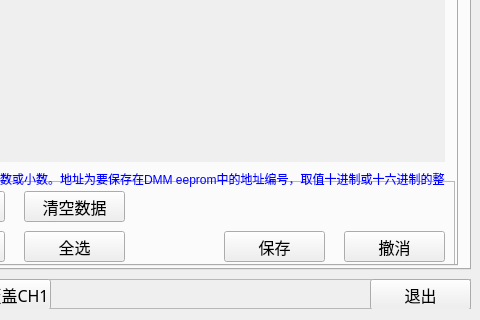
The window that voldataconfig.ui (huyanzhao/verify) describes before a commit, drawn with Qt 5; both pictures show x 250 to 730 and y 231 to 551 of the 730 by 551 pixel window.
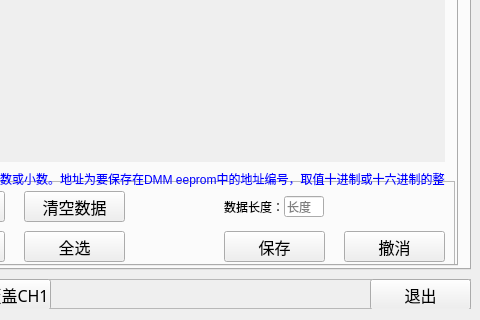
The same window after the commit. The open tabs and pages were chosen to show the change. Icons and pictures are not drawn.

Diff of the .ui file:
```diff
--- a/voldataconfig.ui
+++ b/voldataconfig.ui
@@ -691,6 +691,41 @@
          <string>全部删除</string>
         </property>
        </widget>
+       <widget class="QLabel" name="label_113">
+        <property name="geometry">
+         <rect>
+          <x>450</x>
+          <y>15</y>
+          <width>61</width>
+          <height>21</height>
+         </rect>
+        </property>
+        <property name="text">
+         <string>数据长度：</string>
+        </property>
+       </widget>
+       <widget class="QLineEdit" name="lineEditDataLengthCh1">
+        <property name="geometry">
+         <rect>
+          <x>510</x>
+          <y>15</y>
+          <width>40</width>
+          <height>21</height>
+         </rect>
+        </property>
+        <property name="whatsThis">
+         <string>数据长度</string>
+        </property>
+        <property name="text">
+         <string/>
+        </property>
+        <property name="echoMode">
+         <enum>QLineEdit::Normal</enum>
+        </property>
+        <property name="placeholderText">
+         <string>长度</string>
+        </property>
+       </widget>
       </widget>
       <widget class="QLabel" name="label_9">
        <property name="geometry">
```
Left out of the diff: 122 changed lines with no effect on the pictures.
